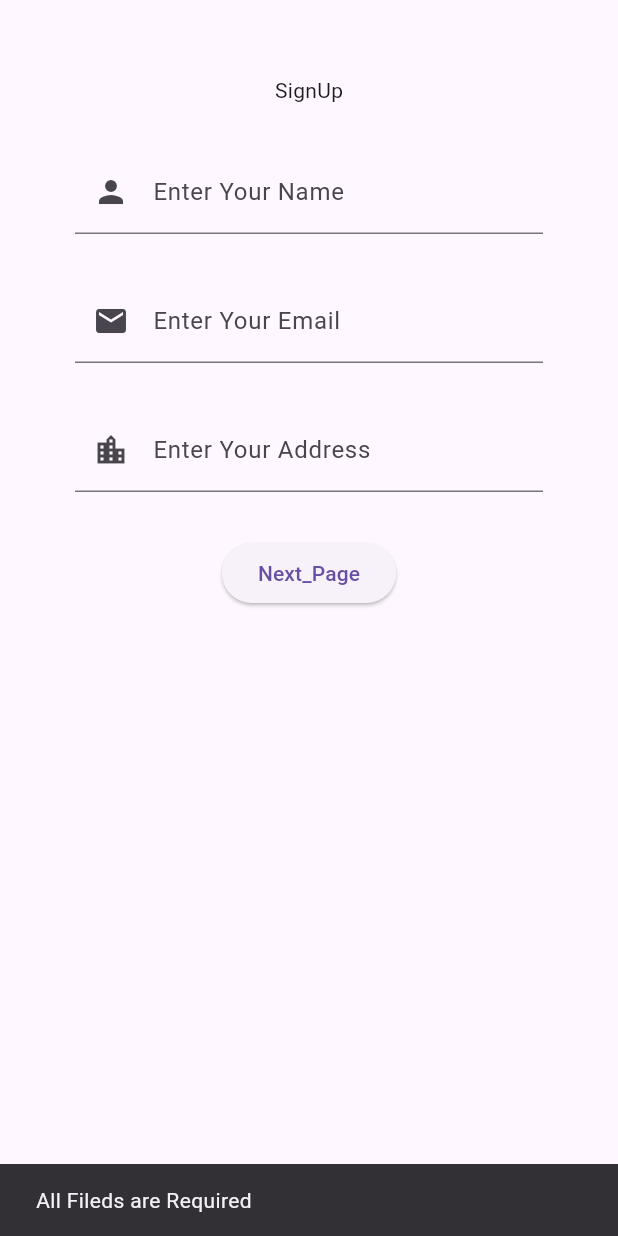
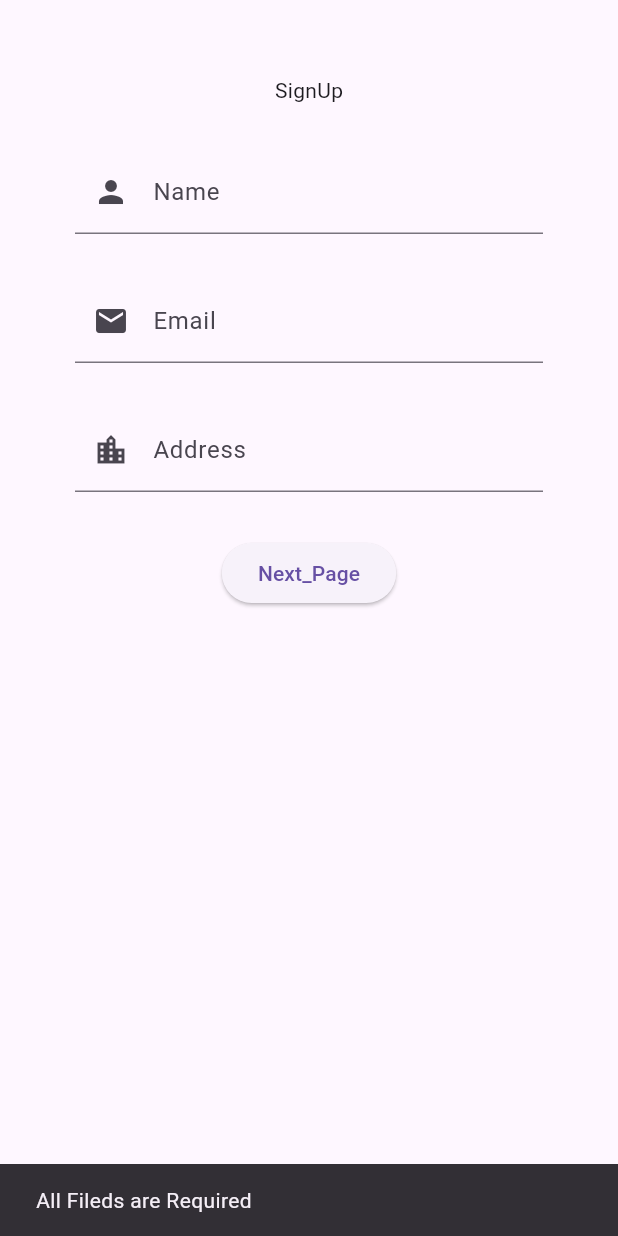
Before and after one commit to dann-s-work/event_manager, a Flutter app: the MySignup_Page screen opened by its route, after a tap on "Next_Page", on a phone screen of 412 x 824 dp. Run offline on Flutter 3.47's test engine with Material 3 defaults, Android fonts, the phone set to English and light mode, and no system bars; our stand-ins replace cloud_firestore, firebase_core; accounts and stored records are empty.

Commit message:
controller

```diff
--- a/lib/const/controller/controller.dart
+++ /dev/null
@@ -1,5 +0,0 @@
-import 'package:flutter/widgets.dart';
-
-final nameController = TextEditingController();
-final emailController = TextEditingController();
-final addressController = TextEditingController();
--- /dev/null
+++ b/lib/custom_widgets/app_snackbar.dart
@@ -0,0 +1,5 @@
+import 'package:flutter/material.dart';
+
+showAppSnackbar({required BuildContext context, required String message}){
+  return ScaffoldMessenger.of(context).showSnackBar(SnackBar(content: Text(message)));
+}
--- a/lib/custom_widgets/filed_widget.dart
+++ b/lib/custom_widgets/filed_widget.dart
@@ -1,50 +1,15 @@
-import 'package:event_manager/const/controller/controller.dart';
+
 import 'package:flutter/material.dart';
-class MyFiled_Name extends StatelessWidget {
-  const MyFiled_Name({super.key, required TextEditingController controller});
 
-  @override
-  Widget build(BuildContext context) {
-    return TextField(
-      controller: nameController,
+
+Widget appTextField({required TextEditingController controller, String hint="Enter here",required String label, required IconData icon}){
+  return TextField(
+      controller: controller,
   keyboardType: TextInputType.name,
   decoration: InputDecoration(
-    prefixIcon: Icon(Icons.person),
-    hint: Text('Enter Your Name'),
-    labelText: 'Enter Your Name',
+    prefixIcon: Icon(icon),
+    hint: Text(hint),
+    labelText: label,
   ),
  );
-  }
 }
-class MyFiled_Email extends StatelessWidget {
-  const MyFiled_Email({super.key, required TextEditingController controller});
-
-  @override
-  Widget build(BuildContext context) {
-   return TextField(
-    controller: emailController,
-    keyboardType: TextInputType.emailAddress,
-    decoration: InputDecoration(
-      prefixIcon: Icon(Icons.email),
-      hint: Text('Enter Your Email'),
-      labelText: 'Enter Your Email'
-    ),
-  );
-  }
-}
-class MyFiled_Address extends StatelessWidget {
-  const MyFiled_Address({super.key, required TextEditingController controller});
-
-  @override
-  Widget build(BuildContext context) {
-    return TextField(
-      controller: addressController,
-      keyboardType: TextInputType.streetAddress,
-      decoration: InputDecoration(
-        prefixIcon: Icon(Icons.location_city),
-        hint: Text('Enter Your Address'),
-        labelText: 'Enter Your Address'
-      ),
-  );
-  }
-}
--- a/lib/views/auth/signup_view.dart
+++ b/lib/views/auth/signup_view.dart
@@ -1,5 +1,4 @@
 import 'package:cloud_firestore/cloud_firestore.dart';
-import 'package:event_manager/const/controller/controller.dart';
 import 'package:event_manager/custom_widgets/filed_widget.dart';
 import 'package:firebase_core/firebase_core.dart';
 import 'package:flutter/material.dart';
@@ -14,6 +13,9 @@ class MySignup_Page extends StatefulWidget {
 class __MySignup_PageState extends State<MySignup_Page> {
   @override
   Widget build(BuildContext context) {
+    TextEditingController authnameController=TextEditingController();
+    TextEditingController authemailController =TextEditingController();
+    TextEditingController authaddressController = TextEditingController();
     return Scaffold(
       resizeToAvoidBottomInset: true,
       body: SafeArea(
@@ -30,31 +32,34 @@ class __MySignup_PageState extends State<MySignup_Page> {
                 children: [
                   Text('SignUp',),
 
-                  MyFiled_Name(controller:nameController),
-                  MyFiled_Email(controller:emailController),
-                  MyFiled_Address(controller:addressController),
+                  appTextField(controller: authnameController,icon: Icons.person, label: 'Name', hint: "Enter name here"),
+                  appTextField(controller:authemailController,icon:Icons.email, label: 'Email',hint:'Enter Email Here'),
+                  appTextField(controller: authaddressController, label: 'Address', icon: Icons.location_city, hint: 'Enter Address here'),
+
                   ElevatedButton(onPressed: ()async{
-                    String name = nameController.text.trim();
-                    String email = emailController.text.trim();
-                    String Address = addressController.text.trim();
-                    if (name.isEmpty|| email.isEmpty|| Address.isEmpty) {
+
+                    if (authnameController.text.isEmpty|| authemailController.text.isEmpty|| authaddressController.text.isEmpty) {
                       ScaffoldMessenger.of(context).showSnackBar(SnackBar(content: Text('All Fileds are Required')));
                       return;
-                    }
+                    }else{
+
                     try {
                       await FirebaseFirestore.instance.collection('user').add({
-                        'name1':name,
-                        'email1':email,
-                        'address1':Address,
+                        'name':authnameController.text,
+                        'email':authemailController.text,
+                        'address': authaddressController.text,
                         'timestamp':FieldValue.serverTimestamp(),
                       });
-                      ScaffoldMessenger.of(context).showSnackBar(SnackBar(content: Text('Signup Successfully')));
+                      Navigator.pushNamed(context, '/event');
+
                     } catch (e) {
                       print('Error:$e');
                       ScaffoldMessenger.of(context).showSnackBar(SnackBar(content: Text('Error Saving Data')));
                     }
-                  }, child: Text("Next_Page"),),
-                ],
+
+                  }
+
+                    },child: Text("Next_Page"),)],
               ),
             ),
           ),
--- a/pubspec.yaml
+++ b/pubspec.yaml
@@ -12,8 +12,9 @@ dependencies:
   flutter_svg: ^2.2.0
   flutter_dotenv: ^5.2.1
   #firebase_core: ^4.0.0
-  cloud_firestore: ^4.15.1
+  #cloud_firestore: ^4.15.1
   firebase_core: ^2.31.0
+  cloud_firestore: ^4.15.3
 
 dev_dependencies:
   flutter_test:
```
Also changed, not shown: lib/views/auth/login_view.dart (+18 -16 lines).
